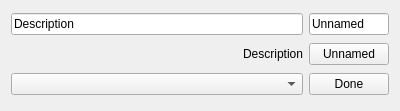
The window that src/ui/designer/QGCCommandButton.ui (mavlink/qgroundcontrol) describes before a commit, drawn with Qt 5.
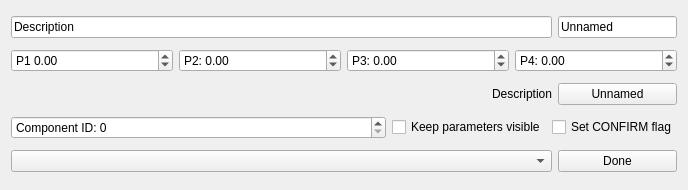
The same window after the commit.

Commit message: Allowed to transmit parameters with actions

The edit to the form file:
```diff
--- a/src/ui/designer/QGCCommandButton.ui
+++ b/src/ui/designer/QGCCommandButton.ui
@@ -6,55 +6,39 @@
    <rect>
     <x>0</x>
     <y>0</y>
-    <width>400</width>
-    <height>111</height>
+    <width>688</width>
+    <height>190</height>
    </rect>
   </property>
   <property name="windowTitle">
    <string>Form</string>
   </property>
-  <layout class="QGridLayout" name="gridLayout" columnstretch="100,100,50">
-   <item row="1" column="0" colspan="2">
-    <widget class="QLabel" name="nameLabel">
-     <property name="minimumSize">
-      <size>
-       <width>50</width>
-       <height>0</height>
-      </size>
-     </property>
-     <property name="text">
-      <string>Description</string>
-     </property>
-     <property name="alignment">
-      <set>Qt::AlignRight|Qt::AlignTrailing|Qt::AlignVCenter</set>
-     </property>
-    </widget>
-   </item>
-   <item row="2" column="0" colspan="2">
+  <layout class="QGridLayout" name="gridLayout" columnstretch="100,0,0,0">
+   <item row="5" column="0" colspan="3">
     <widget class="QComboBox" name="editCommandComboBox"/>
    </item>
-   <item row="2" column="2">
+   <item row="5" column="3">
     <widget class="QPushButton" name="editFinishButton">
      <property name="text">
       <string>Done</string>
      </property>
     </widget>
    </item>
-   <item row="0" column="2">
+   <item row="0" column="3">
     <widget class="QLineEdit" name="editButtonName">
      <property name="text">
       <string>Unnamed</string>
      </property>
     </widget>
    </item>
-   <item row="0" column="0" colspan="2">
+   <item row="0" column="0" colspan="3">
     <widget class="QLineEdit" name="editNameLabel">
      <property name="text">
       <string>Description</string>
      </property>
     </widget>
    </item>
-   <item row="1" column="2">
+   <item row="2" column="3">
     <widget class="QPushButton" name="commandButton">
      <property name="minimumSize">
       <size>
@@ -67,6 +51,132 @@
      </property>
     </widget>
    </item>
+   <item row="4" column="0">
+    <widget class="QSpinBox" name="editComponentSpinBox">
+     <property name="prefix">
+      <string>Component ID: </string>
+     </property>
+     <property name="minimum">
+      <number>0</number>
+     </property>
+     <property name="maximum">
+      <number>255</number>
+     </property>
+    </widget>
+   </item>
+   <item row="4" column="2" colspan="2">
+    <widget class="QCheckBox" name="editConfirmationCheckBox">
+     <property name="toolTip">
+      <string>Set the confirm flag for this button. Some commands require that first one command is sent without confirm flag and then a second, equal command with confirm flag. This ensures safety.</string>
+     </property>
+     <property name="text">
+      <string>Set CONFIRM flag</string>
+     </property>
+    </widget>
+   </item>
+   <item row="1" column="0" colspan="4">
+    <layout class="QHBoxLayout" name="horizontalLayout">
+     <item>
+      <widget class="QDoubleSpinBox" name="editParam1SpinBox">
+       <property name="toolTip">
+        <string>PARAM1 Value as defined in MAV_CMD list</string>
+       </property>
+       <property name="statusTip">
+        <string>PARAM1 Value as defined in MAV_CMD list</string>
+       </property>
+       <property name="prefix">
+        <string>P1 </string>
+       </property>
+       <property name="minimum">
+        <double>-2147483647.000000000000000</double>
+       </property>
+       <property name="maximum">
+        <double>2147483647.000000000000000</double>
+       </property>
+      </widget>
+     </item>
+     <item>
+      <widget class="QDoubleSpinBox" name="editParam2SpinBox">
+       <property name="toolTip">
+        <string>PARAM2 Value as defined in MAV_CMD list</string>
+       </property>
+       <property name="statusTip">
+        <string>PARAM2 Value as defined in MAV_CMD list</string>
+       </property>
+       <property name="prefix">
+        <string>P2: </string>
+       </property>
+       <property name="minimum">
+        <double>-2147483647.000000000000000</double>
+       </property>
+       <property name="value">
+        <double>0.000000000000000</double>
+       </property>
+      </widget>
+     </item>
+     <item>
+      <widget class="QDoubleSpinBox" name="editParam3SpinBox">
+       <property name="toolTip">
+        <string>PARAM3 Value as defined in MAV_CMD list</string>
+       </property>
+       <property name="statusTip">
+        <string>PARAM3 Value as defined in MAV_CMD list</string>
+       </property>
+       <property name="prefix">
+        <string>P3: </string>
+       </property>
+       <property name="minimum">
+        <double>-2147483647.000000000000000</double>
+       </property>
+       <property name="maximum">
+        <double>2147483647.000000000000000</double>
+       </property>
+      </widget>
+     </item>
+     <item>
+      <widget class="QDoubleSpinBox" name="editParam4SpinBox">
+       <property name="toolTip">
+        <string>PARAM4 Value as defined in MAV_CMD list</string>
+       </property>
+       <property name="statusTip">
+        <string>PARAM4 Value as defined in MAV_CMD list</string>
+       </property>
+       <property name="prefix">
+        <string>P4: </string>
+       </property>
+       <property name="minimum">
+        <double>-2147483647.000000000000000</double>
+       </property>
+       <property name="maximum">
+        <double>2147483647.000000000000000</double>
+       </property>
+      </widget>
+     </item>
+    </layout>
+   </item>
+   <item row="2" column="0" colspan="3">
+    <widget class="QLabel" name="nameLabel">
+     <property name="minimumSize">
+      <size>
+       <width>50</width>
+       <height>0</height>
+      </size>
+     </property>
+     <property name="text">
+      <string>Description</string>
+     </property>
+     <property name="alignment">
+      <set>Qt::AlignRight|Qt::AlignTrailing|Qt::AlignVCenter</set>
+     </property>
+    </widget>
+   </item>
+   <item row="4" column="1">
+    <widget class="QCheckBox" name="editParamsVisibleCheckBox">
+     <property name="text">
+      <string>Keep parameters visible</string>
+     </property>
+    </widget>
+   </item>
   </layout>
  </widget>
  <resources/>
```
The commit also changes 4 other files.
